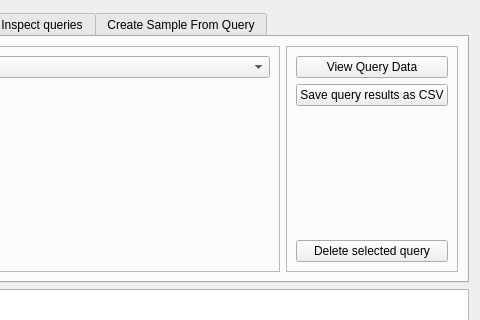
usc-psychsim/psychsim-eval-gui, file ui/query_data_page.ui: the form before one commit; both pictures show x 269 to 749 and y 0 to 320 of the 749 by 641 pixel window.
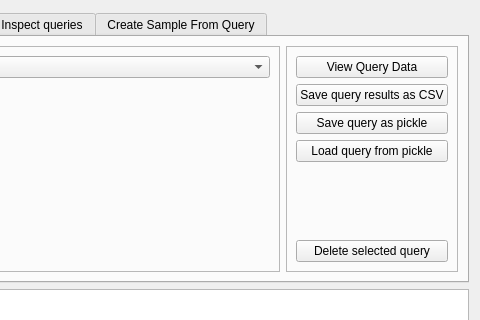
The form after the commit. The open tabs and pages were chosen to show the change.

Commit message: Save and load queries from pickle

Diff of the .ui file:
```diff
--- a/ui/query_data_page.ui
+++ b/ui/query_data_page.ui
@@ -550,6 +550,20 @@
             </property>
            </widget>
           </item>
+          <item>
+           <widget class="QPushButton" name="save_pickle_query_button">
+            <property name="text">
+             <string>Save query as pickle</string>
+            </property>
+           </widget>
+          </item>
+          <item>
+           <widget class="QPushButton" name="load_pickle_query_button">
+            <property name="text">
+             <string>Load query from pickle</string>
+            </property>
+           </widget>
+          </item>
           <item>
            <spacer name="verticalSpacer_2">
             <property name="orientation">
```
The commit also changes 2 other files.
